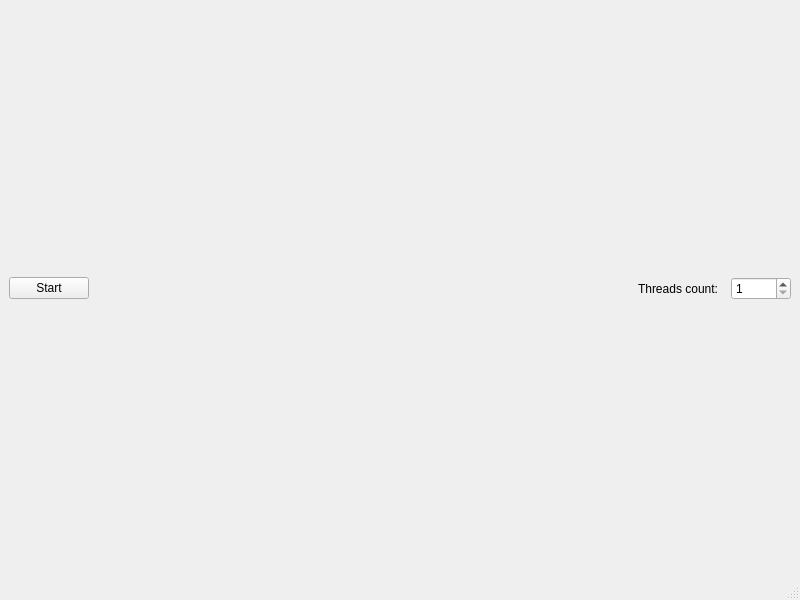
Before: the Qt Designer form mainwindow.ui in AlexanderNF/thread.gui, drawn with Qt 5.
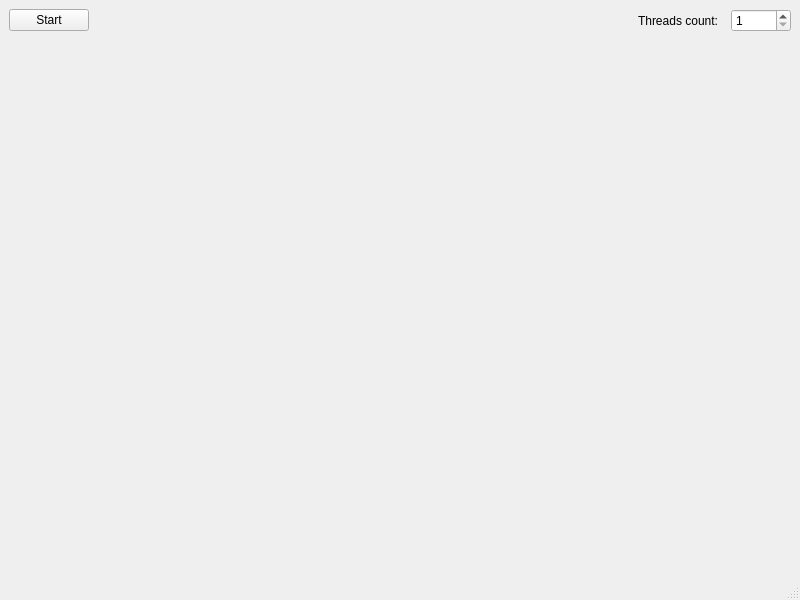
After: the same form once the commit is applied.

The edit to the form file:
```diff
--- a/mainwindow.ui
+++ b/mainwindow.ui
@@ -17,14 +17,7 @@
    <layout class="QVBoxLayout" name="verticalLayout">
     <item>
      <layout class="QGridLayout" name="gridLayout">
-      <item row="1" column="0">
-       <widget class="QPushButton" name="pushButton">
-        <property name="text">
-         <string>Start</string>
-        </property>
-       </widget>
-      </item>
-      <item row="1" column="1">
+      <item row="0" column="1">
        <spacer name="horizontalSpacer">
         <property name="orientation">
          <enum>Qt::Horizontal</enum>
@@ -37,7 +30,7 @@
         </property>
        </spacer>
       </item>
-      <item row="1" column="3">
+      <item row="0" column="3">
        <widget class="QSpinBox" name="spinBox">
         <property name="minimumSize">
          <size>
@@ -45,6 +38,9 @@
           <height>0</height>
          </size>
         </property>
+        <property name="alignment">
+         <set>Qt::AlignLeading|Qt::AlignLeft|Qt::AlignVCenter</set>
+        </property>
         <property name="minimum">
          <number>1</number>
         </property>
@@ -53,17 +49,41 @@
         </property>
        </widget>
       </item>
-      <item row="1" column="2">
+      <item row="0" column="2">
        <widget class="QLabel" name="label">
         <property name="text">
          <string>Threads count:  </string>
         </property>
+        <property name="alignment">
+         <set>Qt::AlignLeading|Qt::AlignLeft|Qt::AlignVCenter</set>
+        </property>
+       </widget>
+      </item>
+      <item row="0" column="0">
+       <widget class="QPushButton" name="pushButton">
+        <property name="text">
+         <string>Start</string>
+        </property>
        </widget>
       </item>
      </layout>
     </item>
     <item>
-     <layout class="QHBoxLayout" name="horizontalLayout" stretch=""/>
+     <layout class="QHBoxLayout" name="horizontalLayout">
+      <item>
+       <spacer name="verticalSpacer">
+        <property name="orientation">
+         <enum>Qt::Vertical</enum>
+        </property>
+        <property name="sizeHint" stdset="0">
+         <size>
+          <width>20</width>
+          <height>40</height>
+         </size>
+        </property>
+       </spacer>
+      </item>
+     </layout>
     </item>
    </layout>
   </widget>
```
